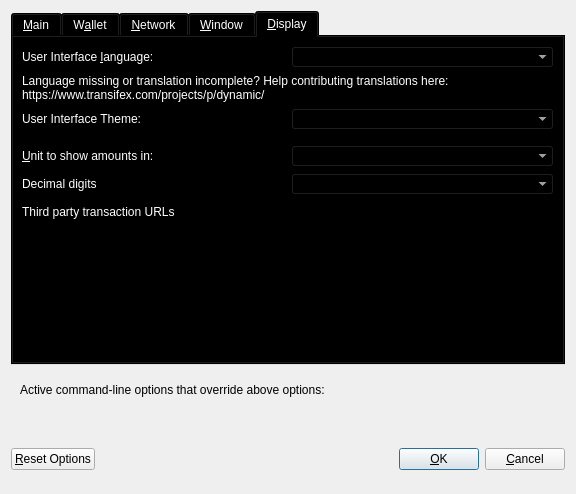
Above: src/qt/forms/optionsdialog.ui from duality-solutions/Dynamic before the change. Below: the same form after it.
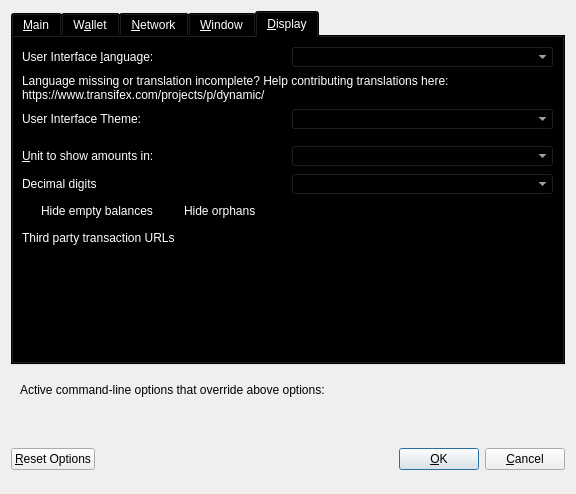
That is the form after the change. Custom widgets are drawn as their Qt base class.

Commit message: [Qt]Add Options to Hide Zero Balances, Orphans and set StakeSplitThreshold

```diff
--- a/src/qt/forms/optionsdialog.ui
+++ b/src/qt/forms/optionsdialog.ui
@@ -7846,7 +7846,47 @@
        </item>
        <item>
         <layout class="QHBoxLayout" name="horizontalLayout_3_Display">
-         <item>
+            <item>
+             <widget class="QCheckBox" name="checkBoxHideZeroBalances">
+              <property name="toolTip">
+               <string>Hide empty balances</string>
+              </property>
+              <property name="layoutDirection">
+               <enum>Qt::LeftToRight</enum>
+              </property>
+              <property name="text">
+               <string>Hide empty balances</string>
+              </property>
+             </widget>
+            </item>
+            <item>
+             <widget class="QCheckBox" name="checkBoxHideOrphans">
+              <property name="toolTip">
+               <string>Hide orphans in transaction lists</string>
+              </property>
+              <property name="text">
+               <string>Hide orphans</string>
+              </property>
+             </widget>
+            </item>
+            <item>
+             <spacer name="horizontalSpacer">
+              <property name="orientation">
+               <enum>Qt::Horizontal</enum>
+              </property>
+              <property name="sizeHint" stdset="0">
+               <size>
+                <width>40</width>
+                <height>20</height>
+               </size>
+              </property>
+             </spacer>
+            </item>
+           </layout>
+          </item>
+          <item>
+           <layout class="QHBoxLayout" name="horizontalLayout_6_Display">
+         <item>        
           <widget class="QLabel" name="thirdPartyTxUrlsLabel">
            <property name="toolTip">
             <string>Third party URLs (e.g. a block explorer) that appear in the transactions tab as context menu items.&lt;br/&gt;%s in the URL is replaced by transaction hash. Multiple URLs are separated by vertical bar |.</string>
```
Left out of the diff: 21 changed lines with no effect on the pictures. The commit also changes 11 other files.
